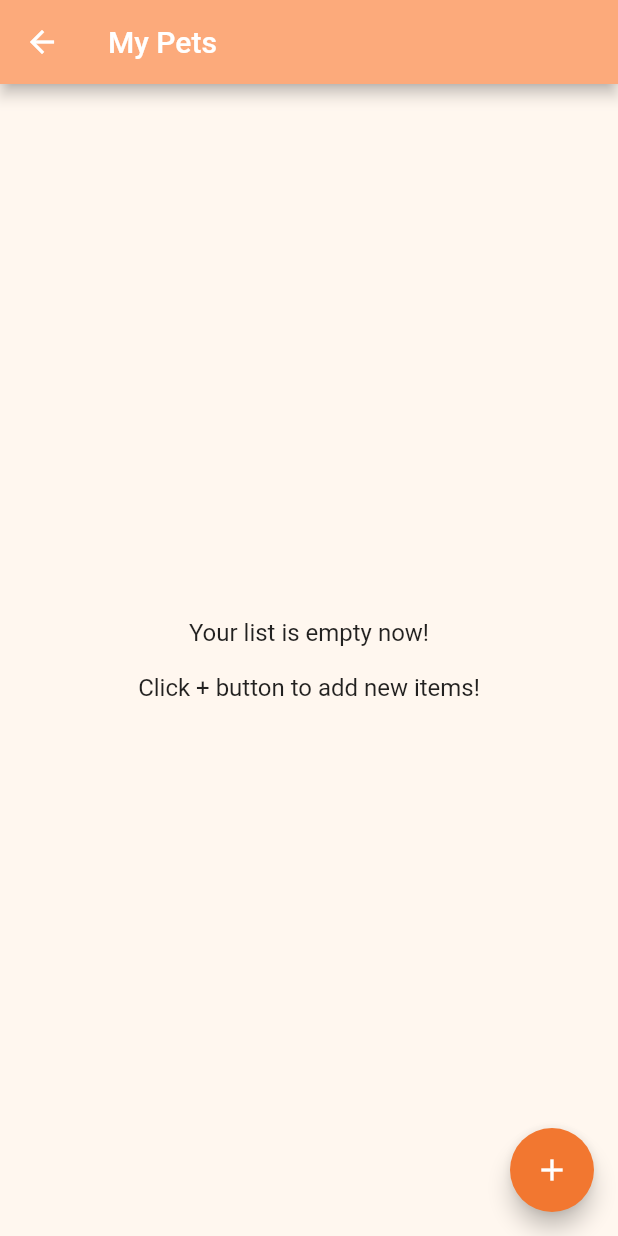
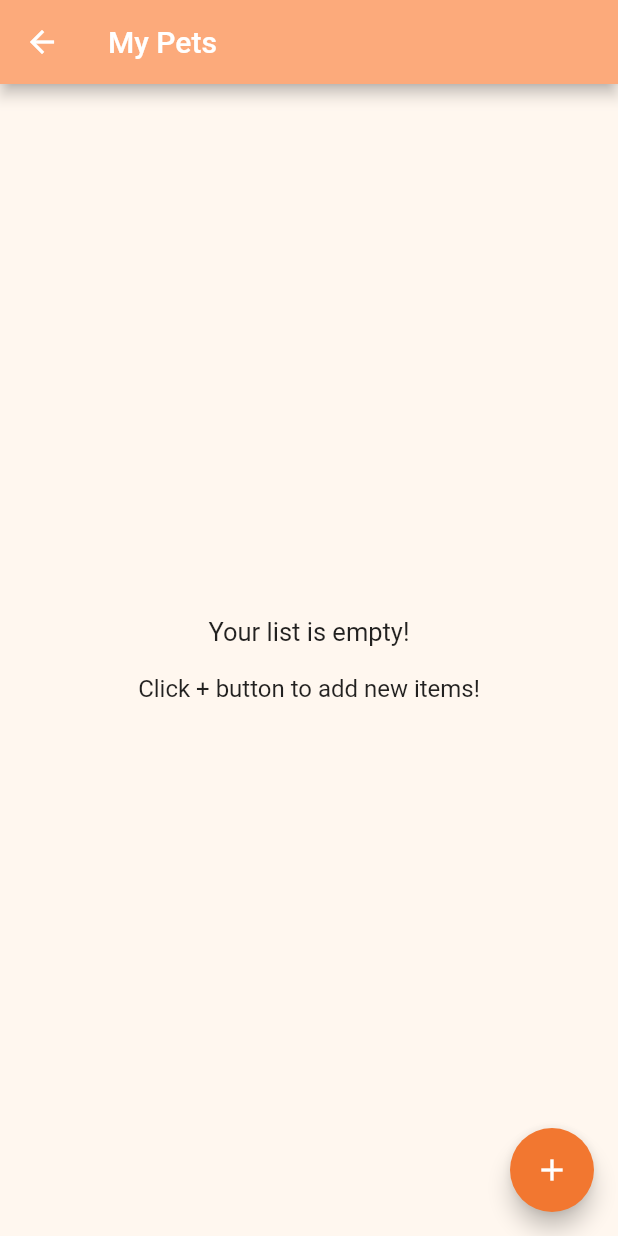
Before and after one commit to deniskrr/pet-app, a Flutter app: the MyPetsPage screen opened by its route, on a phone screen of 412 x 824 dp. Run offline on Flutter 3.47's test engine with Material 2 defaults, Android fonts, the phone set to English and light mode, and no system bars; our stand-ins replace cloud_firestore, equatable, firebase_auth, firebase_storage, get_it, image_picker and 1 more; missing offline and left inert: enum_to_string, firestore_ui; accounts and stored records are empty; Roboto replaces fonts that are missing (Georgia, Hind).

Commit message:
Closed #37

```diff
--- a/lib/widgets/empty_list_container.dart
+++ b/lib/widgets/empty_list_container.dart
@@ -12,8 +12,8 @@ class EmptyListContainer extends StatelessWidget {
               child: Padding(
                   padding: EdgeInsets.all(4.0),
                   child: Text(
-                    "Your list is empty now!",
-                    style: TextStyle(fontSize: 16),
+                    "Your list is empty!",
+                    style: TextStyle(fontSize: 17),
                   ))),
           SizedBox(
             height: 10,
```
